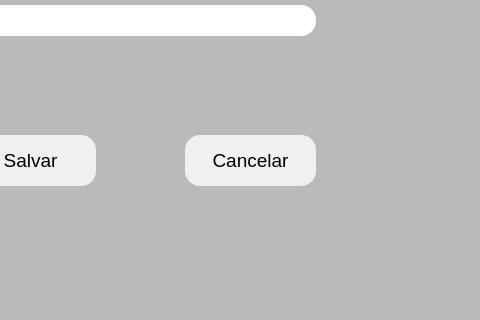
Qt form cadastro_curso.ui (GianiBraga/Cursos) before a commit; both pictures show x 375 to 855 and y 365 to 685 of the 1032 by 796 pixel window.
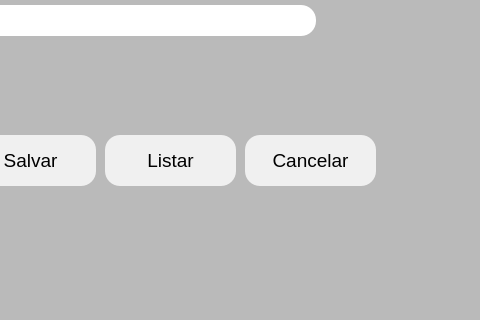
The same form after that commit.

Commit message:
Adicionado listar
Adicionado função e interface para listar os dados

```diff
--- a/cadastro_curso.ui
+++ b/cadastro_curso.ui
@@ -160,7 +160,7 @@
    <widget class="QPushButton" name="pushButton_cancelar">
     <property name="geometry">
      <rect>
-      <x>560</x>
+      <x>620</x>
       <y>500</y>
       <width>131</width>
       <height>51</height>
@@ -179,6 +179,28 @@
      <string>Cancelar</string>
     </property>
    </widget>
+   <widget class="QPushButton" name="pushButton_listar">
+    <property name="geometry">
+     <rect>
+      <x>480</x>
+      <y>500</y>
+      <width>131</width>
+      <height>51</height>
+     </rect>
+    </property>
+    <property name="font">
+     <font>
+      <pointsize>14</pointsize>
+     </font>
+    </property>
+    <property name="styleSheet">
+     <string notr="true">background-color: rgb(240, 240, 240);
+border-radius: 15px;</string>
+    </property>
+    <property name="text">
+     <string>Listar</string>
+    </property>
+   </widget>
   </widget>
   <widget class="QMenuBar" name="menubar">
    <property name="geometry">
```
The commit also changes 2 other files.
